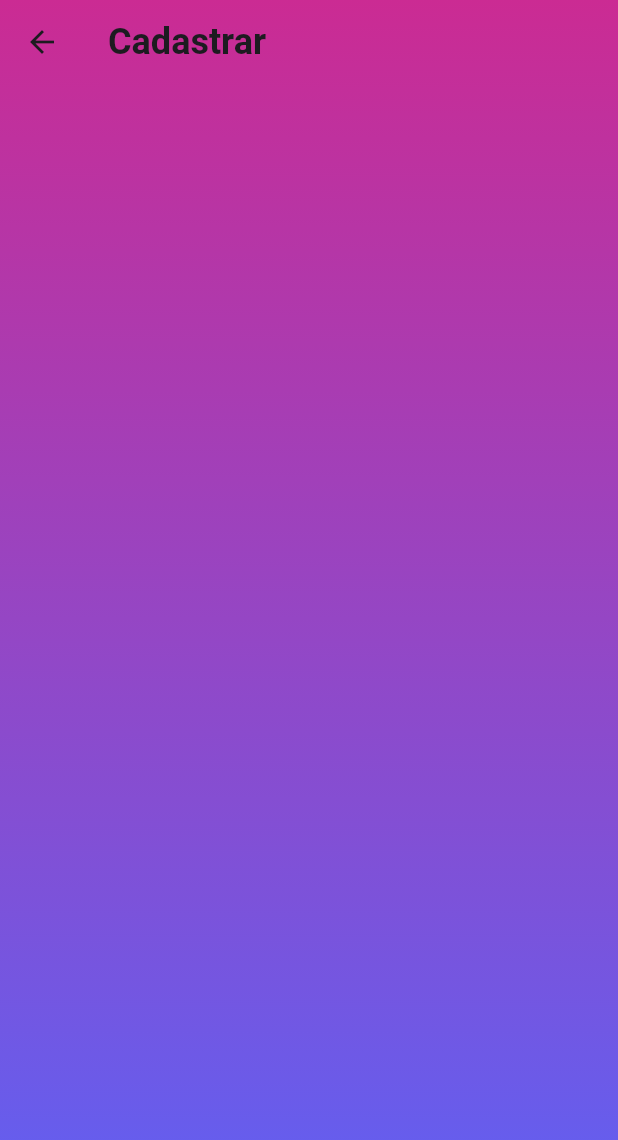
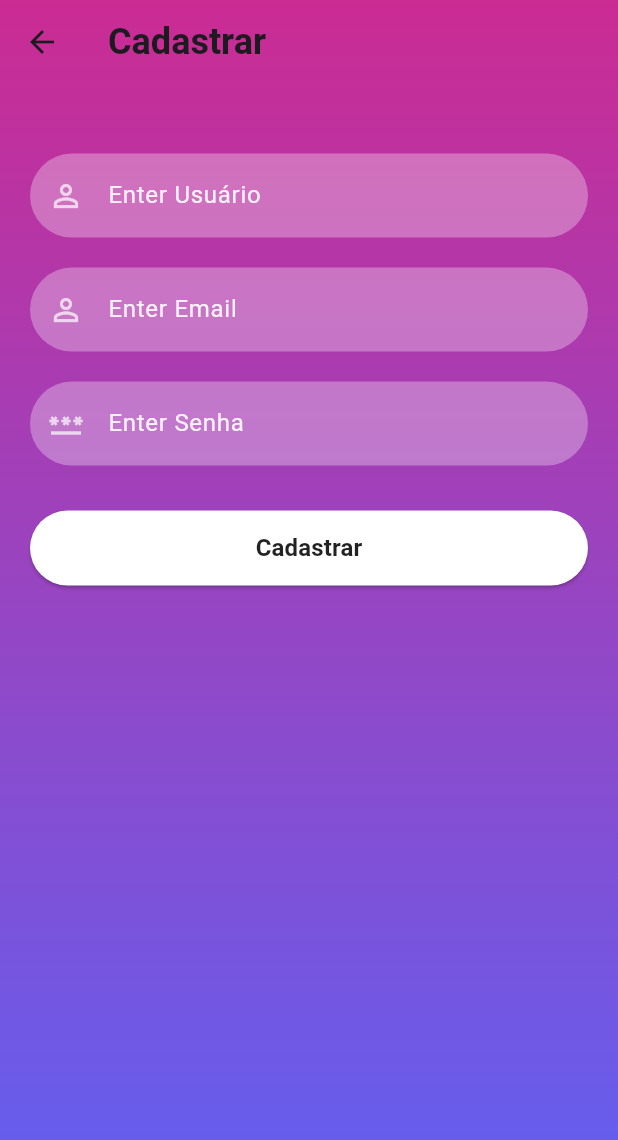
Before and after one commit to marcelo-ls-reis/pi_cart-o, a Flutter app: the screen it shows after launch, after a tap on "Cadastre-se", on a phone screen of 412 x 824 dp. Shown: the top 1140 px of the screen. Run offline on Flutter 3.47's test engine with Material 3 defaults, Android fonts, the phone set to English and light mode, and no system bars.

Commit message:
Atualização

```diff
--- a/lib/main.dart
+++ b/lib/main.dart
@@ -6,6 +6,7 @@ void main() {
 }
 
 class MyApp extends StatelessWidget {
+
   const MyApp({super.key});
 
   // This widget is the root of your application.
--- a/lib/pages/home.dart
+++ b/lib/pages/home.dart
@@ -1,4 +1,5 @@
 import 'package:flutter/material.dart';
+import 'package:pi/pages/signin.dart';
 
 class HomeScreen extends StatefulWidget {
   const HomeScreen({super.key});
@@ -13,10 +14,10 @@ class _HomeScreenState extends State<HomeScreen> {
     return Scaffold(
       body: Center(
       child: ElevatedButton(
-        child: Text("Sair"),
+        child: const Text("Sair"),
         onPressed: () {
           Navigator.push(context,
-          MaterialPageRoute(builder: (context) => const SignInScreen()));
+          MaterialPageRoute(builder: (context) => const Signin()));
         },
        ),
       ),
--- a/lib/pages/signin.dart
+++ b/lib/pages/signin.dart
@@ -1,4 +1,5 @@
 import 'package:flutter/material.dart';
+import 'package:pi/pages/home.dart';
 import 'package:pi/pages/signup.dart';
 import 'package:pi/reusable_widget/reusable_widget.dart';
 import 'package:pi/utils/color_utils.dart';
@@ -46,7 +47,10 @@ class _SigninState extends State<Signin> {
                 SizedBox(
                   height: 30,
                 ),
-                signInSignUpButton(context, true, () {}),
+                signInSignUpButton(context, true, () {
+                  Navigator.push(context,
+                      MaterialPageRoute(builder: (context) => const HomeScreen()));
+                }),
                 signUpOption()
               ],
             ),
@@ -66,7 +70,7 @@ class _SigninState extends State<Signin> {
         ),
         GestureDetector(onTap: () {
           Navigator.push(context,
-              MaterialPageRoute(builder: (context) => const SignUpScreen()));
+              MaterialPageRoute(builder: (context) => SignUpScreen()));
         },
         child: const Text(
           "Cadastre-se",
--- a/lib/pages/signup.dart
+++ b/lib/pages/signup.dart
@@ -1,7 +1,10 @@
 import 'package:flutter/material.dart';
+import 'package:pi/pages/home.dart';
+import 'package:pi/reusable_widget/reusable_widget.dart';
 import 'package:pi/utils/color_utils.dart';
 
 class SignUpScreen extends StatefulWidget {
+
   const SignUpScreen({super.key});
 
   @override
@@ -9,6 +12,10 @@ class SignUpScreen extends StatefulWidget {
 }
 
 class _SignUpScreenState extends State<SignUpScreen> {
+
+  final TextEditingController _userNameTextController = TextEditingController();
+  final TextEditingController _emailTextController = TextEditingController();
+  final TextEditingController _passwordTextController = TextEditingController();
   @override
   Widget build(BuildContext context) {
     return Scaffold(
@@ -30,39 +37,39 @@ class _SignUpScreenState extends State<SignUpScreen> {
           hexStringToColor("9546C4"),
           hexStringToColor("5E61F4")
         ], begin: Alignment.topCenter, end: Alignment.bottomCenter)),
-        // child: SingleChildScrollView(
-        //     child: Padding(
-        //   padding: EdgeInsets.fromLTRB(
-        //       20, MediaQuery.of(context).size.height * 0.2, 20, 0),
-        //   child: Column(
-        //     children: <Widget>[
-        //       const SizedBox(
-        //         height: 20,
-        //       ),
-        //       reusableTextFild("Enter Usuário", Icons.person_outline, false,
-        //           _userNameTextController),
-        //       const SizedBox(
-        //         height: 20,
-        //       ),
-        //       reusableTextFild("Enter Usuário", Icons.person_outline, false,
-        //           _emailTextController),
-        //       const SizedBox(
-        //         height: 20,
-        //       ),
-        //       reusableTextFild("Enter Usuário", Icons.password, false,
-        //           _passwordTextController),
-        //       const SizedBox(
-        //         height: 20,
-        //       ),
-        //       signInSignUpButton(context, false, () {
-        //         Navigator.push(
-        //             context,
-        //             MaterialPageRoute(
-        //                 builder: (context) => const HomeScreen()));
-        //       }),
-        //     ],
-        //   ),
-        // )),
+        child: SingleChildScrollView(
+            child: Padding(
+          padding: EdgeInsets.fromLTRB(
+              20, MediaQuery.of(context).size.height * 0.1, 20, 0),
+          child: Column(
+            children: <Widget>[
+              const SizedBox(
+                height: 20,
+              ),
+              reusableTextFild("Enter Usuário", Icons.person_outline, false,
+                  _userNameTextController),
+              const SizedBox(
+                height: 20,
+              ),
+              reusableTextFild("Enter Email", Icons.person_outline, false,
+                  _emailTextController),
+              const SizedBox(
+                height: 20,
+              ),
+              reusableTextFild("Enter Senha", Icons.password, true,
+                  _passwordTextController),
+              const SizedBox(
+                height: 20,
+              ),
+              signInSignUpButton(context, false, () {
+                Navigator.push(
+                    context,
+                    MaterialPageRoute(
+                        builder: (context) => const HomeScreen()));
+              }),
+            ],
+          ),
+        )),
       ),
     );
   }
--- a/pubspec.yaml
+++ b/pubspec.yaml
@@ -35,6 +35,7 @@ dependencies:
   # The following adds the Cupertino Icons font to your application.
   # Use with the CupertinoIcons class for iOS style icons.
   cupertino_icons: ^1.0.6
+  firebase_core: ^2.30.1
 
 dev_dependencies:
   flutter_test:
```
Also changed, not shown: lib/firebase_options.dart (added), pubspec.lock, 6 other files.
